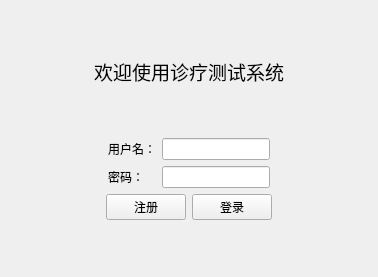
skmgt/QtLearnCourse, file experiment/lab4/loginview.ui: the form before one commit.
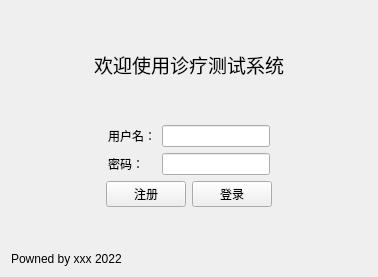
The form after the commit.

```diff
--- a/experiment/lab4/loginview.ui
+++ b/experiment/lab4/loginview.ui
@@ -171,6 +171,13 @@
      </property>
     </spacer>
    </item>
+   <item>
+    <widget class="QLabel" name="label_4">
+     <property name="text">
+      <string>Powned by xxx 2022</string>
+     </property>
+    </widget>
+   </item>
   </layout>
  </widget>
  <resources/>
```
